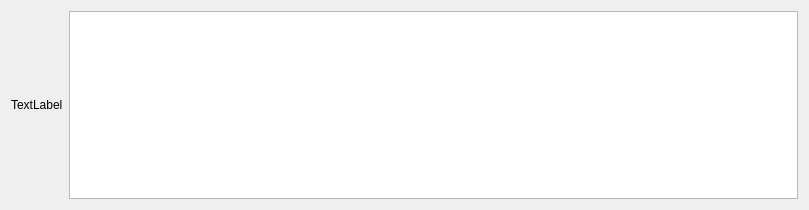
First picture: the form in src/view/qsemestre.ui, repository V1rgul/UT-profiler, before the edit.
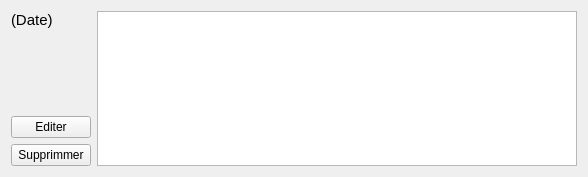
Second picture: the form after the edit.

Diff of the .ui file:
```diff
--- a/src/view/qsemestre.ui
+++ b/src/view/qsemestre.ui
@@ -6,8 +6,8 @@
    <rect>
     <x>0</x>
     <y>0</y>
-    <width>809</width>
-    <height>210</height>
+    <width>588</width>
+    <height>177</height>
    </rect>
   </property>
   <property name="windowTitle">
@@ -15,11 +15,49 @@
   </property>
   <layout class="QHBoxLayout" name="horizontalLayout">
    <item>
-    <widget class="QLabel" name="label">
-     <property name="text">
-      <string>TextLabel</string>
-     </property>
-    </widget>
+    <layout class="QVBoxLayout" name="verticalLayout">
+     <item>
+      <widget class="QLabel" name="labelDate">
+       <property name="font">
+        <font>
+         <pointsize>11</pointsize>
+         <weight>50</weight>
+         <bold>false</bold>
+        </font>
+       </property>
+       <property name="text">
+        <string>(Date)</string>
+       </property>
+      </widget>
+     </item>
+     <item>
+      <spacer name="verticalSpacer">
+       <property name="orientation">
+        <enum>Qt::Vertical</enum>
+       </property>
+       <property name="sizeHint" stdset="0">
+        <size>
+         <width>20</width>
+         <height>40</height>
+        </size>
+       </property>
+      </spacer>
+     </item>
+     <item>
+      <widget class="QPushButton" name="buttonEdit">
+       <property name="text">
+        <string>Editer</string>
+       </property>
+      </widget>
+     </item>
+     <item>
+      <widget class="QPushButton" name="buttonDelete">
+       <property name="text">
+        <string>Supprimmer</string>
+       </property>
+      </widget>
+     </item>
+    </layout>
    </item>
    <item>
     <widget class="QTableWidget" name="tableWidget"/>
```
Left out of the diff: 4 changed lines with no effect on the pictures.
